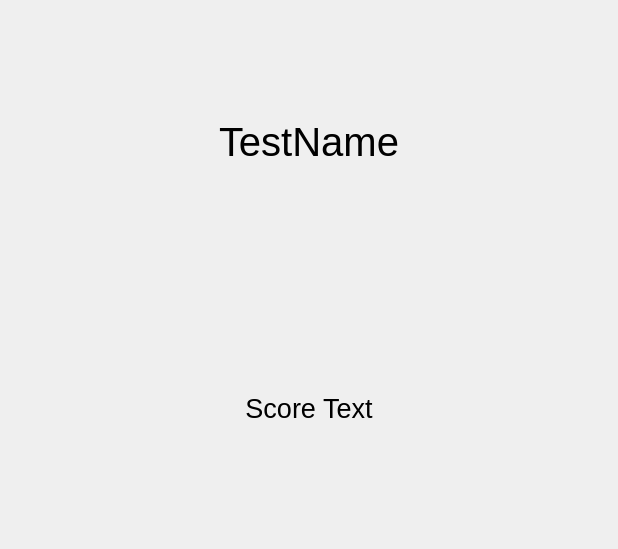
First picture: the form in src/views/ui/testResultFrame.ui, repository adibozzhanov/LeProgram, before the edit.
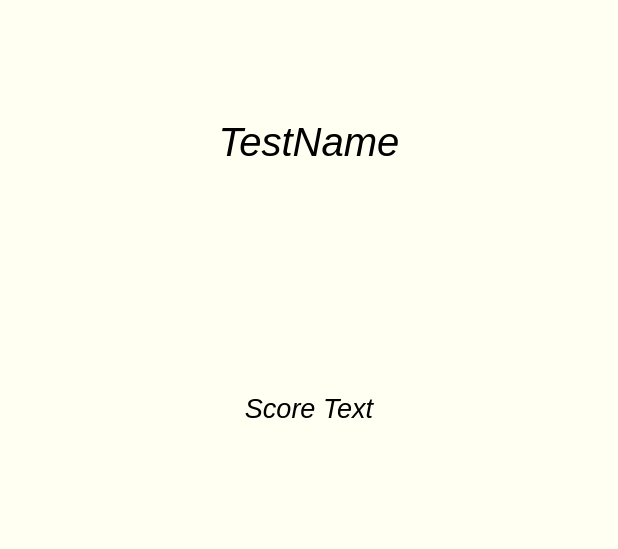
Second picture: the form after the edit.

The edit to the form file:
```diff
--- a/src/views/ui/testResultFrame.ui
+++ b/src/views/ui/testResultFrame.ui
@@ -13,12 +13,19 @@
   <property name="windowTitle">
    <string>Frame</string>
   </property>
+  <property name="styleSheet">
+   <string notr="true">background-color: rgb(255, 255, 242);</string>
+  </property>
   <layout class="QVBoxLayout" name="verticalLayout">
    <item>
     <widget class="QLabel" name="testNameLabel">
      <property name="font">
       <font>
+       <family>Helvetica Neue</family>
        <pointsize>30</pointsize>
+       <weight>50</weight>
+       <italic>true</italic>
+       <bold>false</bold>
       </font>
      </property>
      <property name="text">
@@ -33,7 +40,9 @@
     <widget class="QLabel" name="scoreLabel">
      <property name="font">
       <font>
+       <family>Helvetica Neue</family>
        <pointsize>20</pointsize>
+       <italic>true</italic>
       </font>
      </property>
      <property name="text">
```
